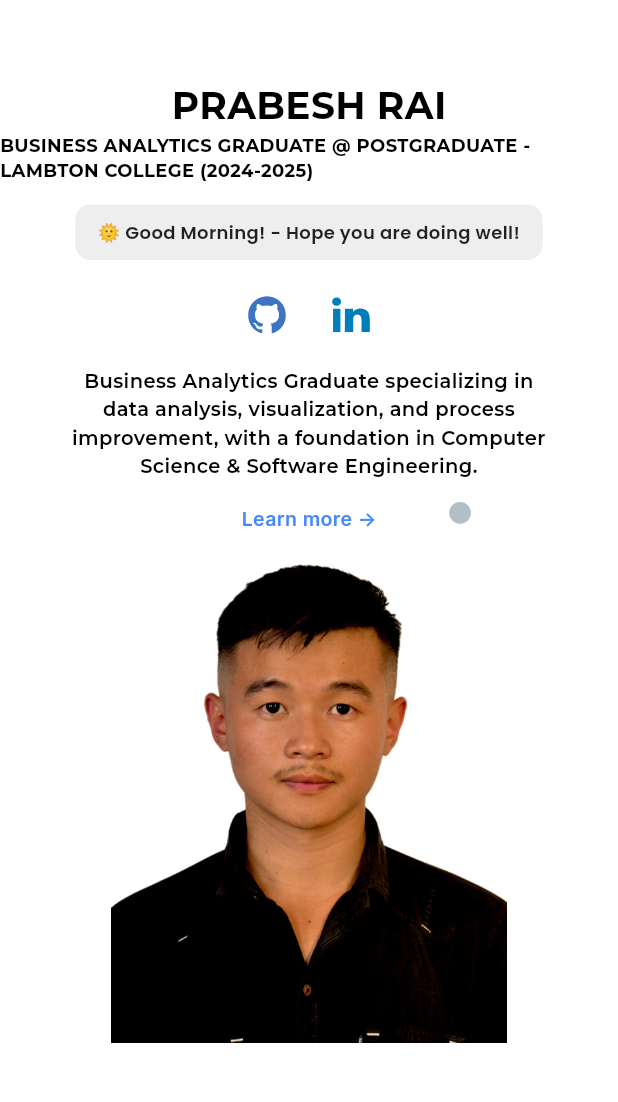
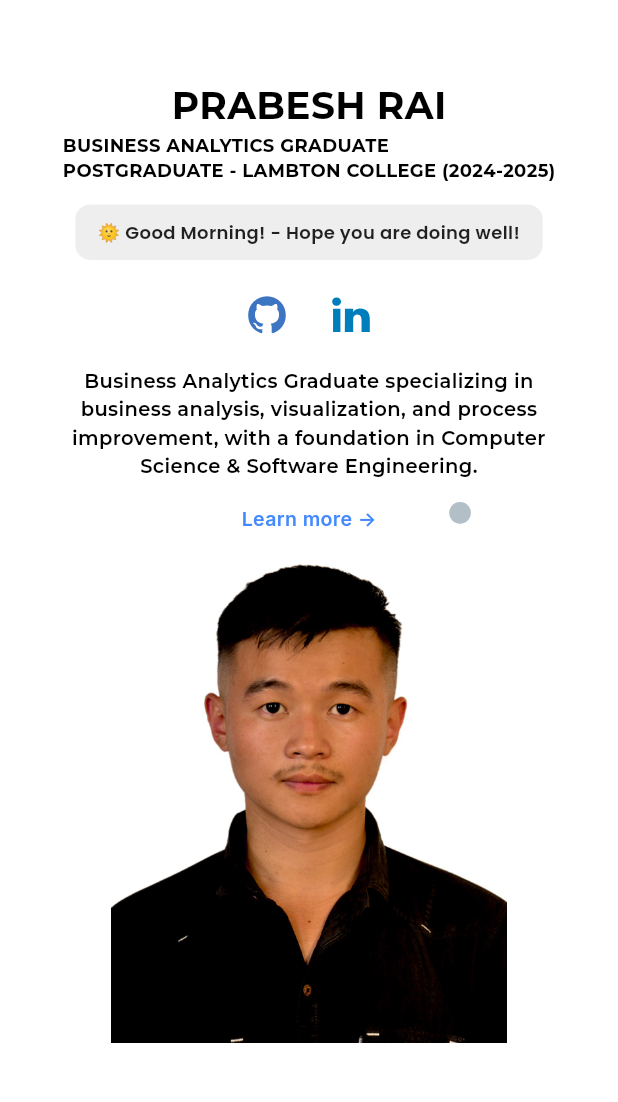
Before and after one commit to Prabesh789/Website, a Flutter app: the screen it shows after launch, on a phone screen of 412 x 824 dp, the part 50-1152 px from its top. Run offline on Flutter 3.47's test engine with Material 3 defaults, Android fonts, the phone set to English and light mode, and no system bars; drawn by our look-alikes of scrollable_positioned_list; our stand-ins replace auto_route, flutter_svg, google_fonts, responsive_builder; missing offline and left inert: font_awesome_icon_class.

Commit message:
update: mobile view

```diff
--- a/lib/presentation/views/mobille_view/mobile_home_section/mobile_home_screen.dart
+++ b/lib/presentation/views/mobille_view/mobile_home_section/mobile_home_screen.dart
@@ -124,7 +124,7 @@ class _OverviewState extends State<Overview>
           style: TextStyle(fontSize: 25, fontWeight: FontWeight.bold),
         ),
         Text(
-          "BUSINESS ANALYTICS GRADUATE @ POSTGRADUATE - LAMBTON COLLEGE (2024-2025)",
+          "BUSINESS ANALYTICS GRADUATE \nPOSTGRADUATE - LAMBTON COLLEGE (2024-2025)",
           style: TextStyle(fontSize: 12, fontWeight: FontWeight.bold),
         ),
         SizedBox(height: 14),
@@ -181,7 +181,7 @@ class _OverviewState extends State<Overview>
         SizedBox(
           width: widget.width * 0.8,
           child: Text(
-            "Business Analytics Graduate specializing in data analysis, visualization, and process improvement, with a foundation in Computer Science & Software Engineering.",
+            "Business Analytics Graduate specializing in business analysis, visualization, and process improvement, with a foundation in Computer Science & Software Engineering.",
             style: TextStyle(fontSize: 13, fontWeight: FontWeight.w600),
             textAlign: TextAlign.center, // Aligns the text properly
           ),
```
